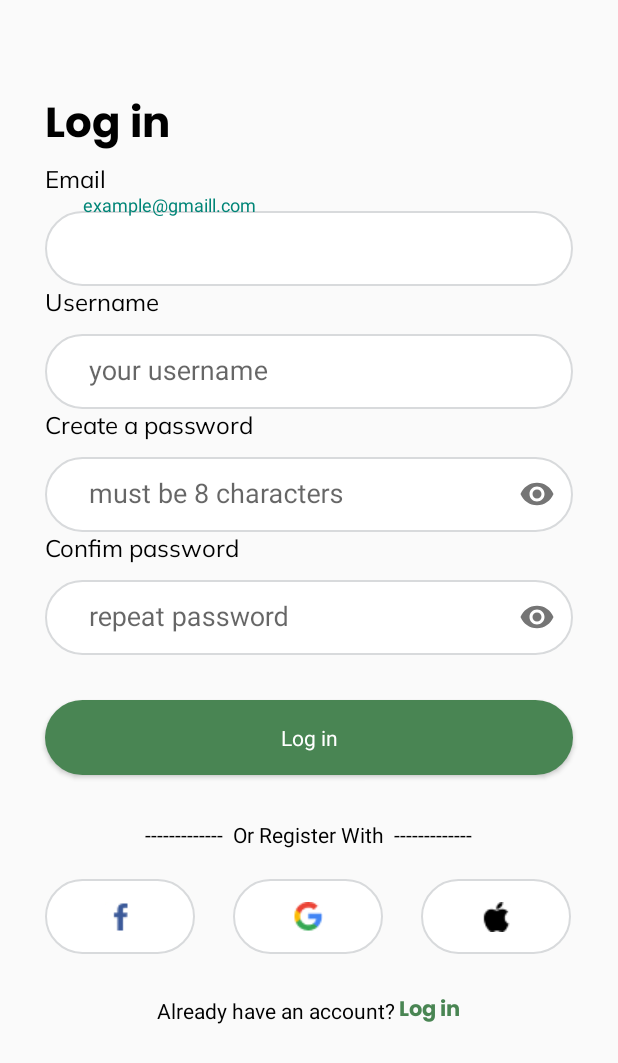
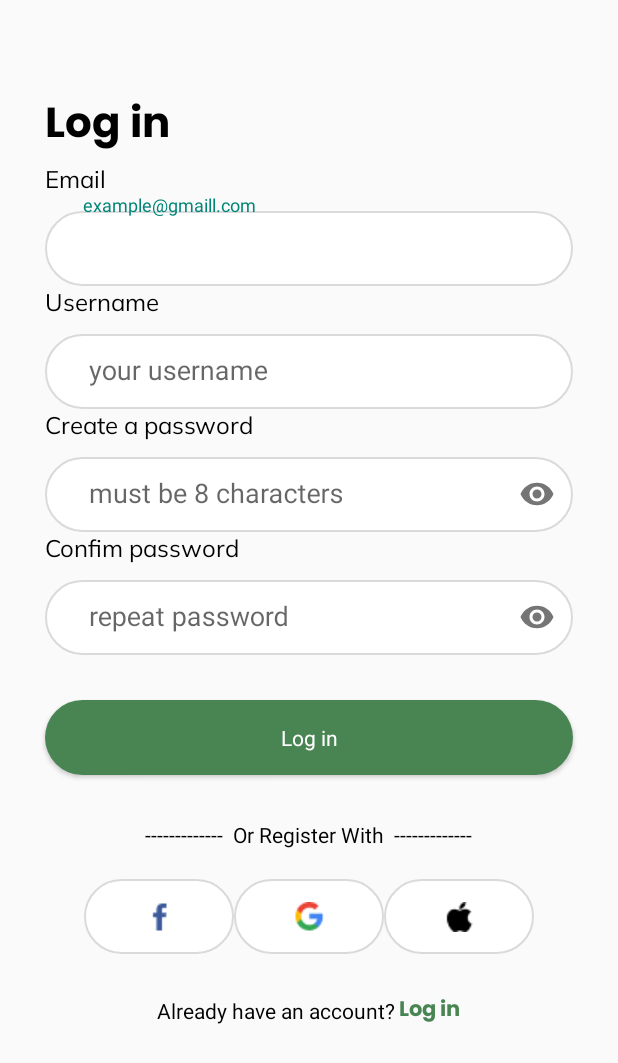
Before and after one commit to RezaConz/Cleaving, an Android app: the RegistrasiActivity screen opened directly, with no data from a screen before it, on a phone screen of 412 x 824 dp. Shown: the top 1063 px of the screen. Run offline under Robolectric (Android 15) with nearby library versions, the phone set to English and light mode, and no system bars; our stand-ins replace Firebase (no records; nobody signed in at launch, a user with empty details on screens opened directly).

Commit message:
fix bug lagiii

```diff
--- a/app/src/main/res/layout/activity_registrasi.xml
+++ b/app/src/main/res/layout/activity_registrasi.xml
@@ -5,6 +5,13 @@
     android:layout_width="match_parent"
     android:layout_height="match_parent"
     tools:context=".LoginRegistrasi.RegistrasiActivity">
+
+    <ScrollView
+        android:layout_width="match_parent"
+        android:layout_height="match_parent">
+        <RelativeLayout
+            android:layout_width="match_parent"
+            android:layout_height="match_parent">
 
     <TextView
         android:id="@+id/signup"
@@ -153,6 +160,7 @@
                 android:layout_height="wrap_content"
                 android:orientation="horizontal"
                 android:layout_below="@id/or"
+                android:gravity="center"
                 android:layout_marginHorizontal="30dp">
 
                 <ImageButton
@@ -160,7 +168,6 @@
                     android:layout_width="100dp"
                     android:layout_height="50dp"
                     android:src="@drawable/icon_fb"
-            android:layout_marginEnd="25dp"
                     android:background="@drawable/button_medsos"
                     />
 
@@ -169,7 +176,6 @@
                     android:layout_width="100dp"
                     android:layout_height="50dp"
                     android:src="@drawable/icon_googe"
-            android:layout_marginEnd="25dp"
                     android:background="@drawable/button_medsos"
                     />
                 <ImageButton
@@ -188,6 +194,7 @@
         android:gravity="center"
         android:layout_marginTop="25dp"
         android:layout_below="@id/icon"
+        android:layout_marginBottom="100dp"
         >
 
         <TextView
@@ -209,3 +216,5 @@
 
     </LinearLayout>
 </RelativeLayout>
+    </ScrollView>
+</RelativeLayout>
--- a/app/src/main/res/layout/fragment_summary_order.xml
+++ b/app/src/main/res/layout/fragment_summary_order.xml
@@ -312,6 +312,7 @@
                 android:layout_width="match_parent"
                 android:layout_height="50dp"
                 android:layout_marginTop="15dp"
+                android:layout_marginBottom="100dp"
                 android:background="@drawable/button_shape"
                 android:text="Pick Up"
                 android:textColor="@color/white"/>
```
Also changed, not shown: app/src/main/res/layout/activity_login.xml (+11 -0 lines), app/src/main/res/layout/fragment_success.xml (+7 -0 lines). Lines whose indentation alone changed are shown as unchanged.
